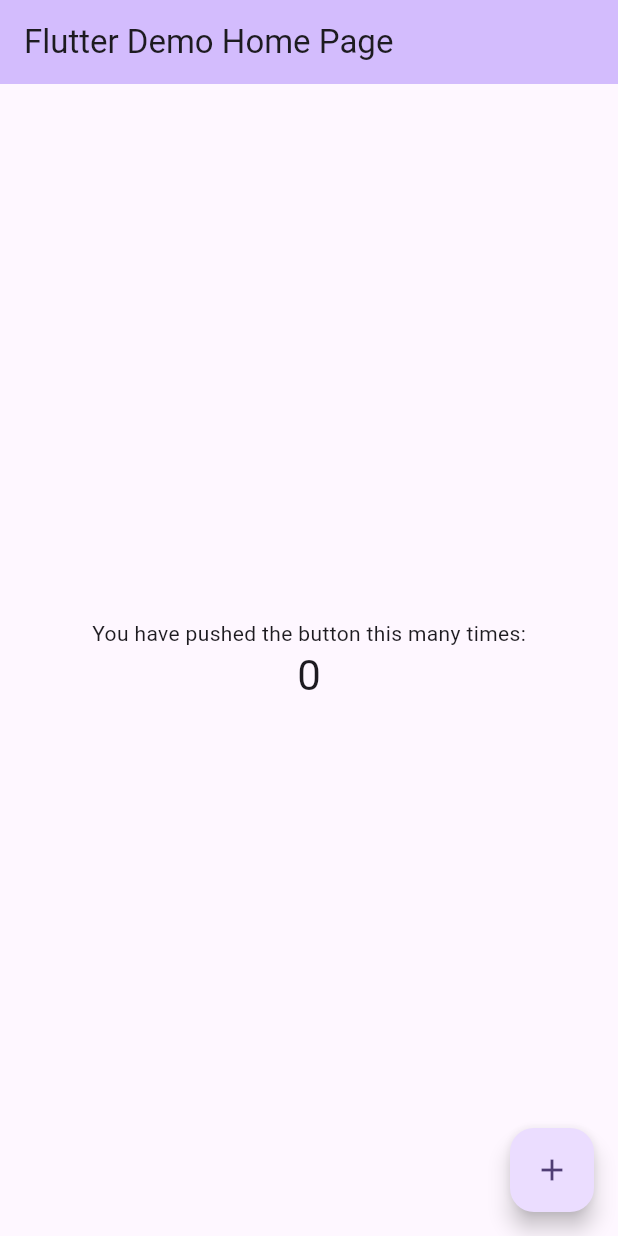
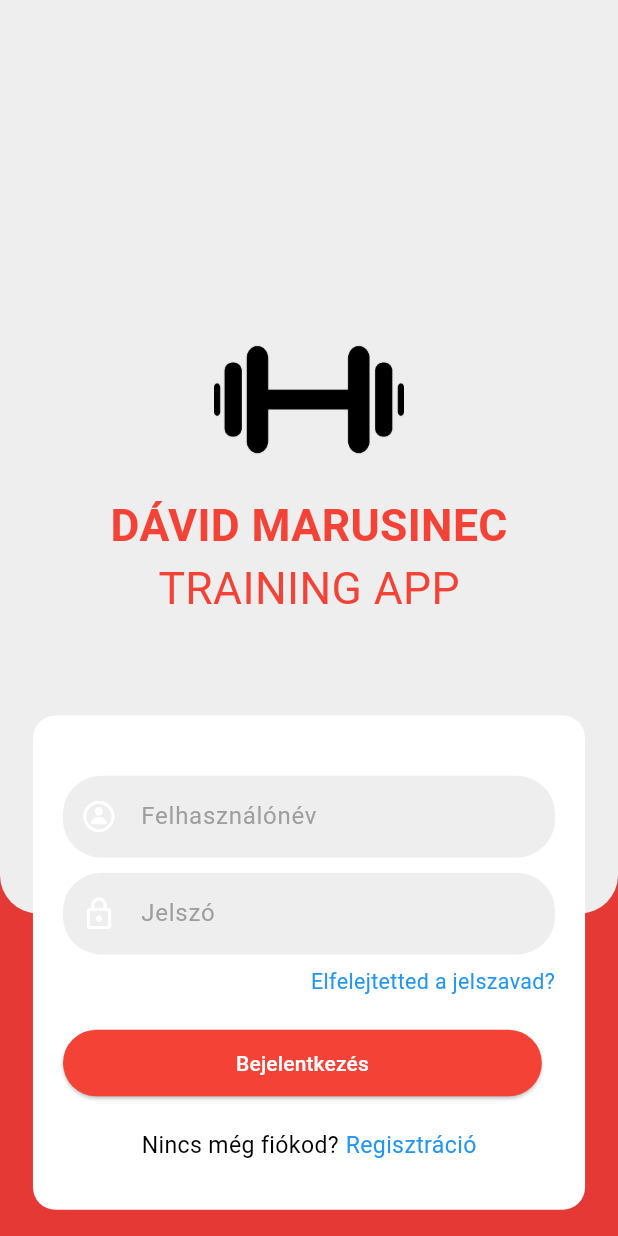
Before and after one commit to Mark20026/MarusinecApp, a Flutter app: the screen it shows after launch, on a phone screen of 412 x 824 dp. Run offline on Flutter 3.47's test engine with Material 3 defaults, Android fonts, the phone set to English and light mode, and no system bars; our stand-ins replace flutter_screenutil.

Commit message:
Created the login screen

```diff
--- a/lib/main.dart
+++ b/lib/main.dart
@@ -1,4 +1,6 @@
 import 'package:flutter/material.dart';
+import 'package:flutter_screenutil/flutter_screenutil.dart';
+import 'package:marusinec_app/screens/login.dart';
 
 void main() {
   runApp(const MyApp());
@@ -7,46 +9,17 @@
 class MyApp extends StatelessWidget {
   const MyApp({super.key});
 
-  // This widget is the root of your application.
   @override
   Widget build(BuildContext context) {
-    return MaterialApp(
-      title: 'Flutter Demo',
-      theme: ThemeData(
-        // This is the theme of your application.
-        //
-        // TRY THIS: Try running your application with "flutter run". You'll see
-        // the application has a purple toolbar. Then, without quitting the app,
-        // try changing the seedColor in the colorScheme below to Colors.green
-        // and then invoke "hot reload" (save your changes or press the "hot
-        // reload" button in a Flutter-supported IDE, or press "r" if you used
-        // the command line to start the app).
-        //
-        // Notice that the counter didn't reset back to zero; the application
-        // state is not lost during the reload. To reset the state, use hot
-        // restart instead.
-        //
-        // This works for code too, not just values: Most code changes can be
-        // tested with just a hot reload.
-        colorScheme: ColorScheme.fromSeed(seedColor: Colors.deepPurple),
-        useMaterial3: true,
-      ),
-      home: const MyHomePage(title: 'Flutter Demo Home Page'),
+    return const MaterialApp(
+      debugShowCheckedModeBanner: false,
+      home: ScreenUtilInit(designSize: Size(375, 812), child: LoginScreen()),
     );
   }
 }
 
 class MyHomePage extends StatefulWidget {
   const MyHomePage({super.key, required this.title});
-
-  // This widget is the home page of your application. It is stateful, meaning
-  // that it has a State object (defined below) that contains fields that affect
-  // how it looks.
-
-  // This class is the configuration for the state. It holds the values (in this
-  // case the title) provided by the parent (in this case the App widget) and
-  // used by the build method of the State. Fields in a Widget subclass are
-  // always marked "final".
 
   final String title;
 
@@ -59,50 +32,19 @@
 
   void _incrementCounter() {
     setState(() {
-      // This call to setState tells the Flutter framework that something has
-      // changed in this State, which causes it to rerun the build method below
-      // so that the display can reflect the updated values. If we changed
-      // _counter without calling setState(), then the build method would not be
-      // called again, and so nothing would appear to happen.
       _counter++;
     });
   }
 
   @override
   Widget build(BuildContext context) {
-    // This method is rerun every time setState is called, for instance as done
-    // by the _incrementCounter method above.
-    //
-    // The Flutter framework has been optimized to make rerunning build methods
-    // fast, so that you can just rebuild anything that needs updating rather
-    // than having to individually change instances of widgets.
     return Scaffold(
       appBar: AppBar(
-        // TRY THIS: Try changing the color here to a specific color (to
-        // Colors.amber, perhaps?) and trigger a hot reload to see the AppBar
-        // change color while the other colors stay the same.
         backgroundColor: Theme.of(context).colorScheme.inversePrimary,
-        // Here we take the value from the MyHomePage object that was created by
-        // the App.build method, and use it to set our appbar title.
         title: Text(widget.title),
       ),
       body: Center(
-        // Center is a layout widget. It takes a single child and positions it
-        // in the middle of the parent.
         child: Column(
-          // Column is also a layout widget. It takes a list of children and
-          // arranges them vertically. By default, it sizes itself to fit its
-          // children horizontally, and tries to be as tall as its parent.
-          //
-          // Column has various properties to control how it sizes itself and
-          // how it positions its children. Here we use mainAxisAlignment to
-          // center the children vertically; the main axis here is the vertical
-          // axis because Columns are vertical (the cross axis would be
-          // horizontal).
-          //
-          // TRY THIS: Invoke "debug painting" (choose the "Toggle Debug Paint"
-          // action in the IDE, or press "p" in the console), to see the
-          // wireframe for each widget.
           mainAxisAlignment: MainAxisAlignment.center,
           children: <Widget>[
             const Text(
@@ -119,7 +61,7 @@
         onPressed: _incrementCounter,
         tooltip: 'Increment',
         child: const Icon(Icons.add),
-      ), // This trailing comma makes auto-formatting nicer for build methods.
+      ),
     );
   }
 }
--- /dev/null
+++ b/lib/screens/login.dart
@@ -0,0 +1,162 @@
+import 'package:flutter/cupertino.dart';
+import 'package:flutter/material.dart';
+import 'package:flutter_screenutil/flutter_screenutil.dart';
+
+class LoginScreen extends StatefulWidget {
+  const LoginScreen({super.key});
+
+  @override
+  State<LoginScreen> createState() => _LoginScreenState();
+}
+
+class _LoginScreenState extends State<LoginScreen> {
+  @override
+  Widget build(BuildContext context) {
+    return Scaffold(
+      backgroundColor: Colors.red.shade600,
+      body: Stack(
+        children: [
+          Center(
+            child: Column(
+              children: [
+                Container(
+                  height: 600.h,
+                  decoration: BoxDecoration(
+                      color: Colors.grey.shade200,
+                      borderRadius: BorderRadius.only(
+                          bottomLeft: Radius.circular(25.r),
+                          bottomRight: Radius.circular(25.r))),
+                  child: Column(
+                    children: [
+                      SizedBox(
+                        height: 200.h,
+                        width: double.infinity,
+                      ),
+                      Image.asset(
+                        "lib/images/logo_dumbell.png",
+                        height: 125.h,
+                      ),
+                      Text(
+                        "DÁVID MARUSINEC",
+                        style: TextStyle(
+                            color: Colors.red,
+                            fontSize: 27.sp,
+                            fontWeight: FontWeight.bold),
+                      ),
+                      Text(
+                        "TRAINING APP",
+                        style: TextStyle(
+                          color: Colors.red,
+                          fontSize: 27.sp,
+                        ),
+                      ),
+                    ],
+                  ),
+                ),
+              ],
+            ),
+          ),
+          Positioned(
+            top: 470.h, // A lebegő widget magassága a képernyő tetejétől
+            left: 20
+                .w, // A lebegő widget bal oldali távolsága a képernyő bal szélétől
+            right: 20
+                .w, // A lebegő widget jobb oldali távolsága a képernyő jobb szélétől
+            child: Container(
+              padding: EdgeInsets.all(20.0),
+              height: 300.sp,
+              decoration: BoxDecoration(
+                color: Colors.white,
+                borderRadius: BorderRadius.circular(15.0),
+              ),
+              child: Column(
+                crossAxisAlignment: CrossAxisAlignment.start,
+                children: [
+                  SizedBox(height: 20.h),
+                  TextField(
+                    decoration: InputDecoration(
+                      filled: true,
+                      fillColor: Colors.grey.shade200,
+                      border: OutlineInputBorder(
+                        borderSide: BorderSide.none,
+                        borderRadius: BorderRadius.circular(25.r),
+                      ),
+                      hintText: "Felhasználónév",
+                      hintStyle: TextStyle(color: Colors.grey),
+                      contentPadding: EdgeInsets.symmetric(vertical: 15.h),
+                      prefixIcon: Icon(
+                        CupertinoIcons.person_circle,
+                        color: Colors.white,
+                      ),
+                    ),
+                  ),
+                  SizedBox(height: 10.h),
+                  TextField(
+                    decoration: InputDecoration(
+                      filled: true,
+                      fillColor: Colors.grey.shade200,
+                      border: OutlineInputBorder(
+                        borderSide: BorderSide.none,
+                        borderRadius: BorderRadius.circular(25.r),
+                      ),
+                      hintText: "Jelszó",
+                      hintStyle: TextStyle(color: Colors.grey),
+                      contentPadding: EdgeInsets.symmetric(vertical: 15.h),
+                      prefixIcon: Icon(
+                        Icons.lock_outline,
+                        color: Colors.white,
+                      ),
+                    ),
+                  ),
+                  SizedBox(
+                    height: 8.h,
+                  ),
+                  Container(
+                      width: double.infinity,
+                      alignment: Alignment.centerRight,
+                      child: Text(
+                        "Elfelejtetted a jelszavad?",
+                        style: TextStyle(color: Colors.blue, fontSize: 13.sp),
+                      )),
+                  SizedBox(height: 20.h),
+                  Padding(
+                    padding: EdgeInsets.only(left: 0.w),
+                    child: ElevatedButton(
+                      onPressed: () {
+                        // Bejelentkezési logika
+                      },
+                      style: ElevatedButton.styleFrom(
+                        backgroundColor: Colors.red,
+                        padding: EdgeInsets.symmetric(
+                            horizontal: 105.w, vertical: 12.h),
+                      ),
+                      child: Text(
+                        "Bejelentkezés",
+                        style: TextStyle(color: Colors.white),
+                      ),
+                    ),
+                  ),
+                  SizedBox(height: 20.h),
+                  Row(
+                    mainAxisAlignment: MainAxisAlignment.center,
+                    children: [
+                      Text(
+                        "Nincs még fiókod?",
+                        style: TextStyle(color: Colors.black, fontSize: 14.sp),
+                      ),
+                      SizedBox(
+                        width: 4.w,
+                      ),
+                      Text("Regisztráció",
+                          style: TextStyle(color: Colors.blue, fontSize: 14.sp))
+                    ],
+                  ),
+                ],
+              ),
+            ),
+          ),
+        ],
+      ),
+    );
+  }
+}
```
Also changed, not shown: pubspec.yaml (+3 -4 lines), lib/images/logo_dumbell.png (added), pubspec.lock.
